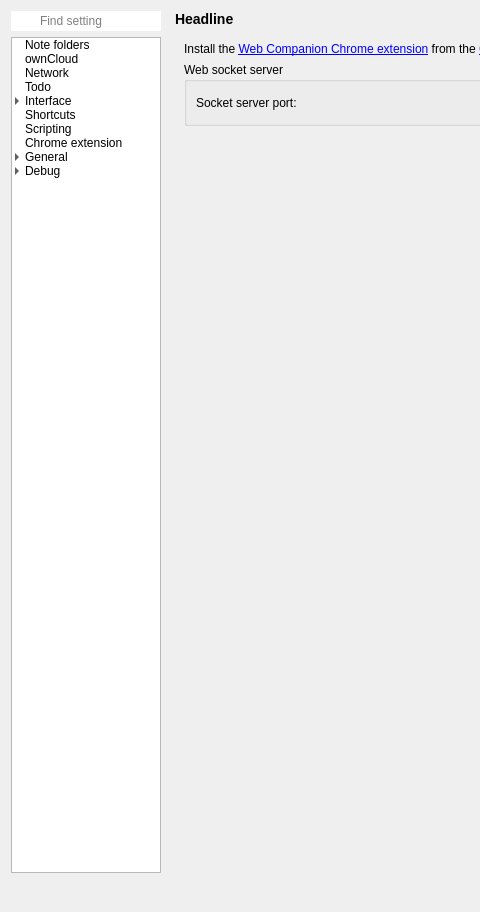
Before: the Qt Designer form src/dialogs/settingsdialog.ui in pbek/QOwnNotes, drawn with Qt 5; both pictures show x 0 to 480 and y 0 to 912 of the 1032 by 912 pixel window.
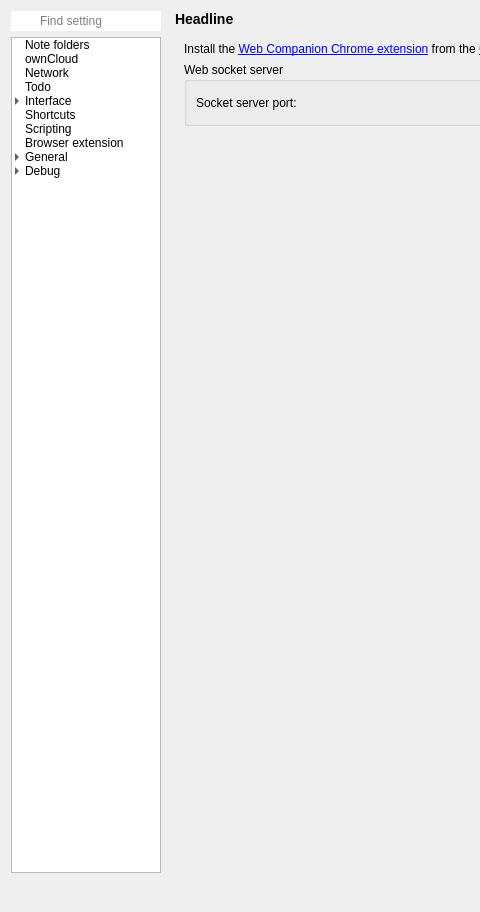
After: the same form once the commit is applied. Icons and pictures are not drawn. Custom widgets are drawn as their Qt base class.

Patch:
```diff
--- a/src/dialogs/settingsdialog.ui
+++ b/src/dialogs/settingsdialog.ui
@@ -273,7 +273,7 @@
            </item>
            <item>
             <property name="text">
-             <string>Chrome extension</string>
+             <string>Browser extension</string>
             </property>
             <property name="whatsThis">
              <string notr="true">19</string>
```
